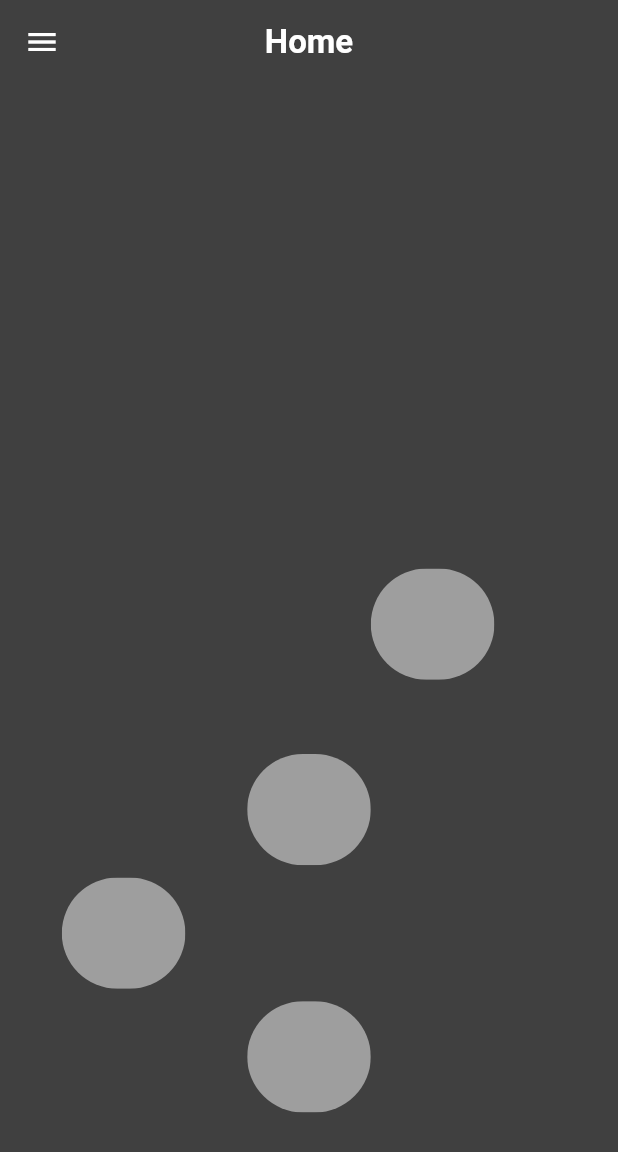
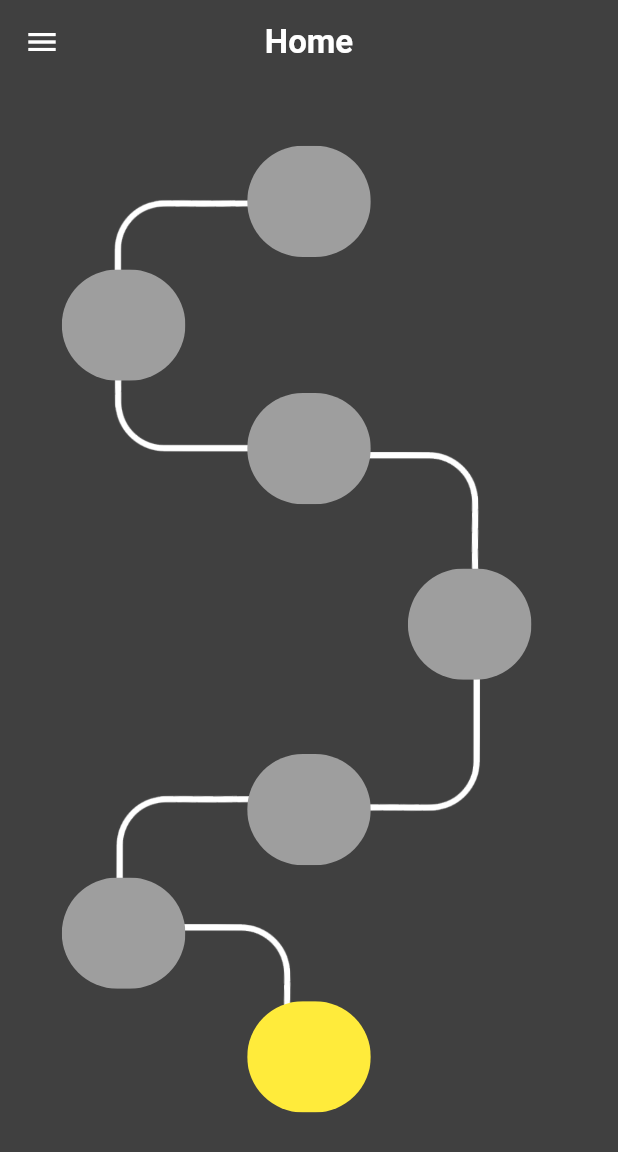
Before and after one commit to carlostic26/ruta-flutter, a Flutter app: the PathScreen screen opened directly, on a phone screen of 412 x 824 dp. Shown: the top 1152 px of the screen. Run offline on Flutter 3.47's test engine with Material 3 defaults, Android fonts, the phone set to English and light mode, and no system bars; our stand-ins replace percent_indicator.

Commit message:
modules screen

```diff
--- a/lib/main.dart
+++ b/lib/main.dart
@@ -1,5 +1,5 @@
 import 'package:flutter/material.dart';
-import 'package:ruta_flutter/screens/loading_screen.dart';
+import 'package:ruta_flutter/presentation/screens/loading_screen.dart';
 
 void main() {
   runApp(const MyApp());
--- a/lib/screens/loading_screen.dart
+++ b/lib/presentation/screens/loading_screen.dart
@@ -1,6 +1,6 @@
 import 'package:flutter/material.dart';
 import 'package:percent_indicator/linear_percent_indicator.dart';
-import 'package:ruta_flutter/screens/tutorial/welcome_screen.dart';
+import 'package:ruta_flutter/presentation/screens/tutorial/welcome_screen.dart';
 
 class LoadingScreen extends StatefulWidget {
   const LoadingScreen({super.key});
--- a/lib/screens/home_screen.dart
+++ b/lib/presentation/screens/main/home_screen.dart
@@ -1,5 +1,5 @@
 import 'package:flutter/material.dart';
-import 'package:ruta_flutter/screens/path_screen.dart';
+import 'package:ruta_flutter/presentation/screens/main/path_screen.dart';
 
 class HomeScreen extends StatefulWidget {
   const HomeScreen({super.key});
--- /dev/null
+++ b/lib/presentation/screens/main/path_screen.dart
@@ -0,0 +1,34 @@
+import 'dart:math';
+
+import 'package:flutter/material.dart';
+import 'package:ruta_flutter/presentation/widgets/path_learning_widget.dart';
+
+class PathScreen extends StatefulWidget {
+  const PathScreen({super.key});
+
+  @override
+  State<PathScreen> createState() => _PathScreenState();
+}
+
+class _PathScreenState extends State<PathScreen> {
+  @override
+  Widget build(BuildContext context) {
+    double heightScreen = MediaQuery.of(context).size.height;
+    double widthScreen = MediaQuery.of(context).size.width;
+    return Scaffold(
+      backgroundColor: const Color.fromARGB(255, 64, 64, 64),
+      appBar: AppBar(
+        title: const Text(
+          'Home',
+          style: TextStyle(fontWeight: FontWeight.bold),
+        ),
+        backgroundColor: const Color.fromARGB(255, 64, 64, 64),
+        centerTitle: true,
+        foregroundColor: Colors.white,
+        leading: IconButton(onPressed: () {}, icon: const Icon(Icons.menu)),
+      ),
+      body: PathLearningWidget(
+          widthScreen: widthScreen, heightScreen: heightScreen),
+    );
+  }
+}
--- a/lib/screens/tutorial/select_level_screen.dart
+++ b/lib/presentation/screens/tutorial/select_level_screen.dart
@@ -1,7 +1,7 @@
 import 'dart:math';
 
 import 'package:flutter/material.dart';
-import 'package:ruta_flutter/screens/home_screen.dart';
+import 'package:ruta_flutter/presentation/screens/main/home_screen.dart';
 
 class SelectLevelScreen extends StatelessWidget {
   const SelectLevelScreen({super.key});
--- a/lib/screens/tutorial/welcome_screen.dart
+++ b/lib/presentation/screens/tutorial/welcome_screen.dart
@@ -1,5 +1,5 @@
 import 'package:flutter/material.dart';
-import 'package:ruta_flutter/screens/tutorial/select_level_screen.dart';
+import 'package:ruta_flutter/presentation/screens/tutorial/select_level_screen.dart';
 
 class WelcomeScreen extends StatelessWidget {
   const WelcomeScreen({super.key});
--- /dev/null
+++ b/lib/presentation/widgets/path_learning_widget.dart
@@ -0,0 +1,279 @@
+import 'dart:math';
+import 'package:flutter/material.dart';
+import 'package:ruta_flutter/presentation/screens/modules/module_screen.dart';
+
+class PathLearningWidget extends StatelessWidget {
+  const PathLearningWidget({
+    super.key,
+    required this.widthScreen,
+    required this.heightScreen,
+  });
+
+  final double widthScreen;
+  final double heightScreen;
+
+  @override
+  Widget build(BuildContext context) {
+    return Stack(
+      children: [
+        //Linea 1
+        Positioned(
+          left: widthScreen * 0.20,
+          bottom: heightScreen * 0.135,
+          child: SizedBox(
+              height: heightScreen * 0.12,
+              child: Image.asset('assets/images/linea_asset.png')),
+        ),
+
+        //Linea 2
+        Positioned(
+          left: widthScreen * 0.165,
+          bottom: heightScreen * 0.23,
+          child: Transform.rotate(
+            angle: -pi / 2,
+            child: SizedBox(
+                height: heightScreen * 0.12,
+                child: Image.asset('assets/images/linea_asset.png')),
+          ),
+        ),
+
+        //Linea 3
+        Positioned(
+          right: widthScreen * 0.20,
+          bottom: heightScreen * 0.35,
+          child: Transform.rotate(
+            angle: pi / 2,
+            child: SizedBox(
+                height: heightScreen * 0.12,
+                child: Image.asset('assets/images/linea_asset.png')),
+          ),
+        ),
+
+        //Linea 4
+        Positioned(
+          right: widthScreen * 0.22,
+          top: heightScreen * 0.295,
+          child: SizedBox(
+              height: heightScreen * 0.12,
+              child: Image.asset('assets/images/linea_asset.png')),
+        ),
+
+        //Linea 5
+        Positioned(
+          left: widthScreen * 0.18,
+          top: heightScreen * 0.18,
+          child: Transform.rotate(
+            angle: pi,
+            child: SizedBox(
+                height: heightScreen * 0.12,
+                child: Image.asset('assets/images/linea_asset.png')),
+          ),
+        ),
+
+        //Linea 2
+        Positioned(
+          left: widthScreen * 0.162,
+          top: heightScreen * 0.1,
+          child: Transform.rotate(
+            angle: -pi / 2,
+            child: SizedBox(
+                height: heightScreen * 0.12,
+                child: Image.asset('assets/images/linea_asset.png')),
+          ),
+        ),
+
+        //Circulo 1
+        Positioned(
+          left: widthScreen * 0.40,
+          bottom: heightScreen * 0.1,
+          child: GestureDetector(
+            onTap: () {
+              print('tap');
+              showDialogLearning(context);
+            },
+            child: ClipRRect(
+              borderRadius: const BorderRadius.only(
+                topRight: Radius.circular(100),
+                bottomRight: Radius.circular(100),
+                topLeft: Radius.circular(100),
+                bottomLeft: Radius.circular(100),
+              ),
+              child: Container(
+                width: widthScreen * 0.2,
+                height: heightScreen * 0.09,
+                color: Colors.yellow,
+              ),
+            ),
+          ),
+        ),
+
+        //Circulo 2
+        Positioned(
+          left: widthScreen * 0.10,
+          bottom: heightScreen * 0.2,
+          child: ClipRRect(
+            borderRadius: const BorderRadius.only(
+              topRight: Radius.circular(100),
+              bottomRight: Radius.circular(100),
+              topLeft: Radius.circular(100),
+              bottomLeft: Radius.circular(100),
+            ),
+            child: Container(
+              width: widthScreen * 0.2,
+              height: heightScreen * 0.09,
+              color: Colors.grey,
+            ),
+          ),
+        ),
+
+        //Circulo 3
+        Positioned(
+          left: widthScreen * 0.40,
+          bottom: heightScreen * 0.3,
+          child: ClipRRect(
+            borderRadius: const BorderRadius.only(
+              topRight: Radius.circular(100),
+              bottomRight: Radius.circular(100),
+              topLeft: Radius.circular(100),
+              bottomLeft: Radius.circular(100),
+            ),
+            child: Container(
+              width: widthScreen * 0.2,
+              height: heightScreen * 0.09,
+              color: Colors.grey,
+            ),
+          ),
+        ),
+
+        //Circulo 4
+        Positioned(
+          right: widthScreen * 0.14,
+          bottom: heightScreen * 0.45,
+          child: ClipRRect(
+            borderRadius: const BorderRadius.only(
+              topRight: Radius.circular(100),
+              bottomRight: Radius.circular(100),
+              topLeft: Radius.circular(100),
+              bottomLeft: Radius.circular(100),
+            ),
+            child: Container(
+              width: widthScreen * 0.2,
+              height: heightScreen * 0.09,
+              color: Colors.grey,
+            ),
+          ),
+        ),
+
+        //Circulo 5
+        Positioned(
+          right: widthScreen * 0.40,
+          top: heightScreen * 0.25,
+          child: ClipRRect(
+            borderRadius: const BorderRadius.only(
+              topRight: Radius.circular(100),
+              bottomRight: Radius.circular(100),
+              topLeft: Radius.circular(100),
+              bottomLeft: Radius.circular(100),
+            ),
+            child: Container(
+              width: widthScreen * 0.2,
+              height: heightScreen * 0.09,
+              color: Colors.grey,
+            ),
+          ),
+        ),
+
+        //Circulo 6
+        Positioned(
+          left: widthScreen * 0.1,
+          top: heightScreen * 0.15,
+          child: ClipRRect(
+            borderRadius: const BorderRadius.only(
+              topRight: Radius.circular(100),
+              bottomRight: Radius.circular(100),
+              topLeft: Radius.circular(100),
+              bottomLeft: Radius.circular(100),
+            ),
+            child: Container(
+              width: widthScreen * 0.2,
+              height: heightScreen * 0.09,
+              color: Colors.grey,
+            ),
+          ),
+        ),
+
+        //Circulo 7
+        Positioned(
+          left: widthScreen * 0.40,
+          top: heightScreen * 0.05,
+          child: ClipRRect(
+            borderRadius: const BorderRadius.only(
+              topRight: Radius.circular(100),
+              bottomRight: Radius.circular(100),
+              topLeft: Radius.circular(100),
+              bottomLeft: Radius.circular(100),
+            ),
+            child: Container(
+              width: widthScreen * 0.2,
+              height: heightScreen * 0.09,
+              color: Colors.grey,
+            ),
+          ),
+        ),
+      ],
+    );
+  }
+
+  Future<dynamic> showDialogLearning(BuildContext context) {
+    return showDialog(
+      context: context,
+      builder: (BuildContext context) {
+        return SimpleDialog(
+          backgroundColor: Colors.grey,
+          title: const Center(
+            child: Text(
+              'Iniciemos el aprendizaje',
+              style: TextStyle(
+                color: Colors.white,
+                fontSize: 20.0,
+                fontWeight: FontWeight.bold,
+              ),
+            ),
+          ),
+          children: <Widget>[
+            Column(
+              children: [
+                const Padding(
+                  padding: EdgeInsets.fromLTRB(15, 10, 15, 25),
+                  child: Text(
+                      textAlign: TextAlign.center,
+                      'Este es el nivel 1 de 10. En el cual .... '),
+                ),
+                Container(
+                  alignment: Alignment.topCenter,
+                  padding: const EdgeInsets.symmetric(horizontal: 5.0),
+                  child: ElevatedButton(
+                      style: ButtonStyle(
+                        backgroundColor:
+                            WidgetStateProperty.all<Color>(Colors.black12),
+                      ),
+                      child: const Text(
+                        'Ok',
+                        style: TextStyle(fontSize: 15, color: Colors.white),
+                      ),
+                      onPressed: () {
+                        Navigator.push(
+                          context,
+                          MaterialPageRoute(
+                              builder: (context) => const ModuleScreen()),
+                        );
+                      }),
+                ),
+              ],
+            ),
+          ],
+        );
+      },
+    );
+  }
+}
--- a/lib/screens/path_screen.dart
+++ /dev/null
@@ -1,101 +0,0 @@
-import 'package:flutter/material.dart';
-
-class PathScreen extends StatefulWidget {
-  const PathScreen({super.key});
-
-  @override
-  State<PathScreen> createState() => _PathScreenState();
-}
-
-class _PathScreenState extends State<PathScreen> {
-  @override
-  Widget build(BuildContext context) {
-    double heightScreen = MediaQuery.of(context).size.height;
-    double widthScreen = MediaQuery.of(context).size.width;
-    return Scaffold(
-      backgroundColor: const Color.fromARGB(255, 64, 64, 64),
-      appBar: AppBar(
-        title: const Text(
-          'Home',
-          style: TextStyle(fontWeight: FontWeight.bold),
-        ),
-        backgroundColor: const Color.fromARGB(255, 64, 64, 64),
-        centerTitle: true,
-        foregroundColor: Colors.white,
-        leading: IconButton(onPressed: () {}, icon: const Icon(Icons.menu)),
-      ),
-      body: Stack(
-        children: [
-          Positioned(
-            left: widthScreen * 0.40,
-            bottom: heightScreen * 0.1,
-            child: ClipRRect(
-              borderRadius: const BorderRadius.only(
-                topRight: Radius.circular(100),
-                bottomRight: Radius.circular(100),
-                topLeft: Radius.circular(100),
-                bottomLeft: Radius.circular(100),
-              ),
-              child: Container(
-                width: widthScreen * 0.2,
-                height: heightScreen * 0.09,
-                color: Colors.grey,
-              ),
-            ),
-          ),
-          Positioned(
-            left: widthScreen * 0.10,
-            bottom: heightScreen * 0.2,
-            child: ClipRRect(
-              borderRadius: const BorderRadius.only(
-                topRight: Radius.circular(100),
-                bottomRight: Radius.circular(100),
-                topLeft: Radius.circular(100),
-                bottomLeft: Radius.circular(100),
-              ),
-              child: Container(
-                width: widthScreen * 0.2,
-                height: heightScreen * 0.09,
-                color: Colors.grey,
-              ),
-            ),
-          ),
-          Positioned(
-            left: widthScreen * 0.40,
-            bottom: heightScreen * 0.3,
-            child: ClipRRect(
-              borderRadius: const BorderRadius.only(
-                topRight: Radius.circular(100),
-                bottomRight: Radius.circular(100),
-                topLeft: Radius.circular(100),
-                bottomLeft: Radius.circular(100),
-              ),
-              child: Container(
-                width: widthScreen * 0.2,
-                height: heightScreen * 0.09,
-                color: Colors.grey,
-              ),
-            ),
-          ),
-          Positioned(
-            right: widthScreen * 0.20,
-            bottom: heightScreen * 0.45,
-            child: ClipRRect(
-              borderRadius: const BorderRadius.only(
-                topRight: Radius.circular(100),
-                bottomRight: Radius.circular(100),
-                topLeft: Radius.circular(100),
-                bottomLeft: Radius.circular(100),
-              ),
-              child: Container(
-                width: widthScreen * 0.2,
-                height: heightScreen * 0.09,
-                color: Colors.grey,
-              ),
-            ),
-          ),
-        ],
-      ),
-    );
-  }
-}
--- a/pubspec.yaml
+++ b/pubspec.yaml
@@ -31,6 +31,7 @@ flutter:
     - assets/images/logo.jpg
     - assets/images/emoti_programador.png
     - assets/images/flecha_level_tutorial.png
+    - assets/images/linea_asset.png
 
   # An image asset can refer to one or more resolution-specific "variants", see
   # https://flutter.dev/assets-and-images/#resolution-aware
```
Also changed, not shown: lib/presentation/screens/modules/module_screen.dart (added, +61 -0 lines), assets/images/linea_asset.png (added).
